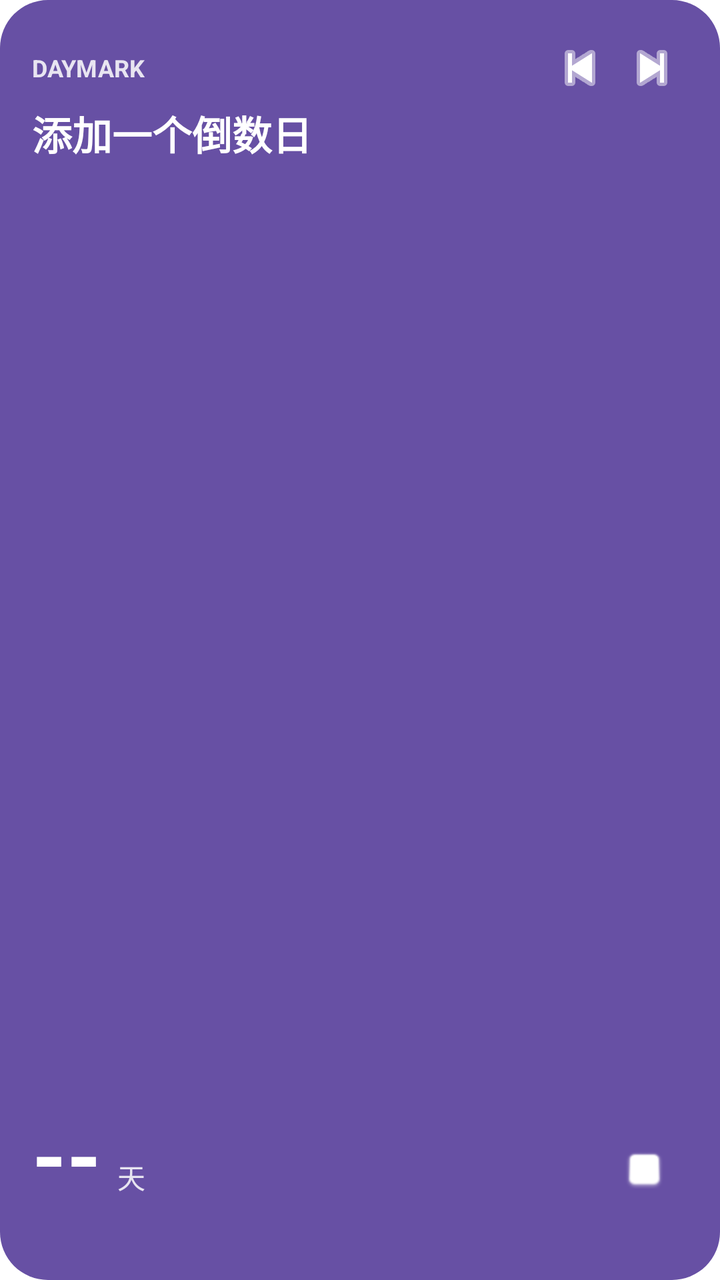
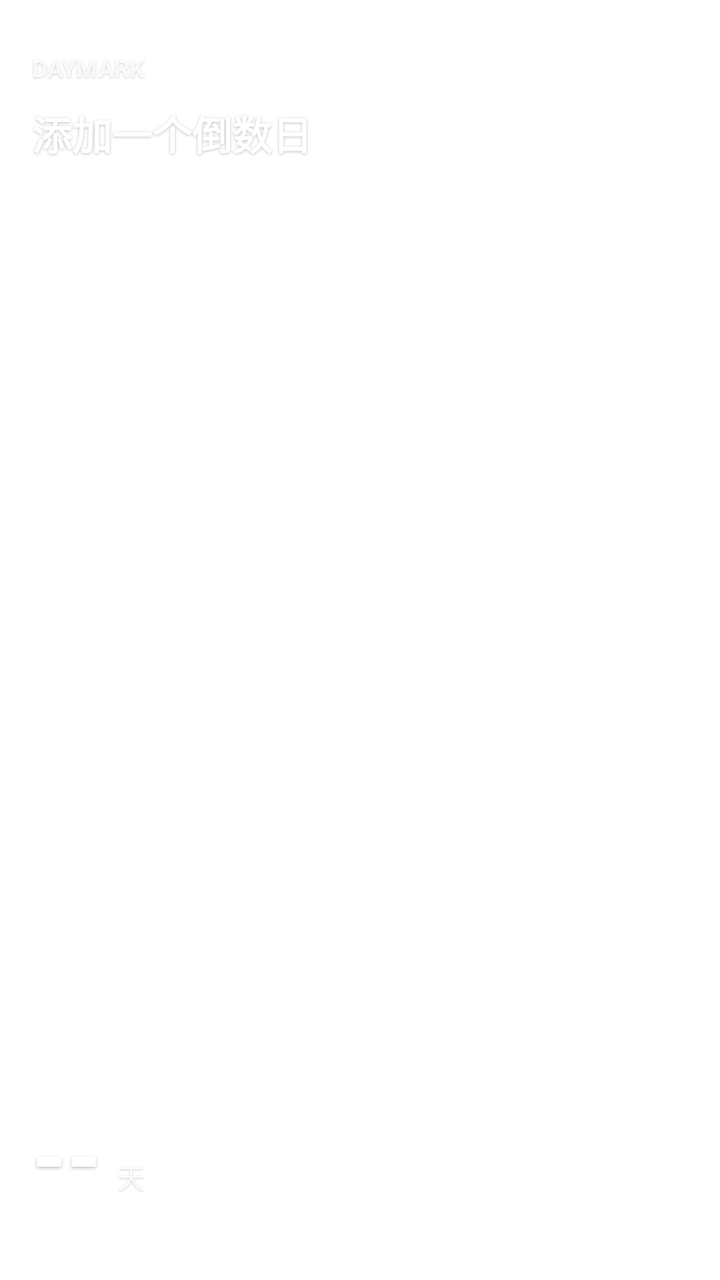

Two renders of the same Android screen: before a commit and after it. Below are the layout's source before the change and the commit's diff.
<!-- AndroidManifest.xml: fallback theme Theme.MaterialComponents.DayNight.NoActionBar -->
<!-- res/layout/daymark_widget.xml -->
<?xml version="1.0" encoding="utf-8"?>
<LinearLayout xmlns:android="http://schemas.android.com/apk/res/android"
    android:id="@+id/widget_root"
    android:layout_width="match_parent"
    android:layout_height="match_parent"
    android:background="@drawable/daymark_widget_background"
    android:gravity="center_vertical"
    android:orientation="vertical"
    android:padding="16dp">

    <LinearLayout
        android:layout_width="match_parent"
        android:layout_height="wrap_content"
        android:gravity="center_vertical"
        android:orientation="horizontal">
        <TextView
            android:id="@+id/widget_category"
            android:layout_width="0dp"
            android:layout_height="wrap_content"
            android:layout_weight="1"
            android:maxLines="1"
            android:text="DAYMARK"
            android:textColor="#D9FFFFFF"
            android:textSize="12sp"
            android:textStyle="bold" />
        <ImageButton
            android:id="@+id/widget_previous"
            android:layout_width="36dp"
            android:layout_height="36dp"
            android:background="@android:color/transparent"
            android:contentDescription="上一个事件"
            android:src="@android:drawable/ic_media_previous"
            android:tint="#FFFFFFFF" />
        <ImageButton
            android:id="@+id/widget_next"
            android:layout_width="36dp"
            android:layout_height="36dp"
            android:background="@android:color/transparent"
            android:contentDescription="下一个事件"
            android:src="@android:drawable/ic_media_next"
            android:tint="#FFFFFFFF" />
    </LinearLayout>

    <TextView
        android:id="@+id/widget_title"
        android:layout_width="match_parent"
        android:layout_height="wrap_content"
        android:ellipsize="end"
        android:maxLines="1"
        android:text="添加一个倒数日"
        android:textColor="#FFFFFFFF"
        android:textSize="20sp"
        android:textStyle="bold" />

    <LinearLayout
        android:layout_width="match_parent"
        android:layout_height="0dp"
        android:layout_weight="1"
        android:gravity="bottom|center_vertical"
        android:orientation="horizontal">
        <TextView
            android:id="@+id/widget_days"
            android:layout_width="wrap_content"
            android:layout_height="wrap_content"
            android:text="--"
            android:textColor="#FFFFFFFF"
            android:textSize="44sp"
            android:textStyle="bold" />
        <TextView
            android:id="@+id/widget_unit"
            android:layout_width="0dp"
            android:layout_height="wrap_content"
            android:layout_marginStart="8dp"
            android:layout_weight="1"
            android:paddingBottom="6dp"
            android:text="天"
            android:textColor="#D9FFFFFF"
            android:textSize="14sp" />
        <ImageButton
            android:id="@+id/widget_complete"
            android:layout_width="44dp"
            android:layout_height="44dp"
            android:background="@android:color/transparent"
            android:contentDescription="标记完成"
            android:src="@android:drawable/checkbox_off_background"
            android:tint="#FFFFFFFF" />
    </LinearLayout>

    <TextView
        android:id="@+id/widget_note"
        android:layout_width="match_parent"
        android:layout_height="wrap_content"
        android:ellipsize="end"
        android:maxLines="1"
        android:textColor="#D9FFFFFF"
        android:textSize="13sp" />
</LinearLayout>
<!-- resources referenced by this layout -->
<resources>
  <!-- drawable daymark_widget_background (drawable) -->
  <?xml version="1.0" encoding="utf-8"?>
  <shape xmlns:android="http://schemas.android.com/apk/res/android" android:shape="rectangle">
      <solid android:color="#6750A4" />
      <corners android:radius="24dp" />
      <padding android:left="16dp" android:top="14dp" android:right="16dp" android:bottom="14dp" />
  </shape>
</resources>

<!-- the commit's change to res/layout/daymark_widget.xml (unified diff, before → after) -->
@@ -1,97 +1,153 @@
 <?xml version="1.0" encoding="utf-8"?>
-<LinearLayout xmlns:android="http://schemas.android.com/apk/res/android"
+<FrameLayout xmlns:android="http://schemas.android.com/apk/res/android"
     android:id="@+id/widget_root"
     android:layout_width="match_parent"
-    android:layout_height="match_parent"
-    android:background="@drawable/daymark_widget_background"
-    android:gravity="center_vertical"
-    android:orientation="vertical"
-    android:padding="16dp">
+    android:layout_height="match_parent">
+
+    <ImageView
+        android:id="@+id/widget_backdrop"
+        android:layout_width="match_parent"
+        android:layout_height="match_parent"
+        android:contentDescription="@null"
+        android:importantForAccessibility="no"
+        android:scaleType="fitXY" />
+
+    <View
+        android:id="@+id/widget_scrim"
+        android:layout_width="match_parent"
+        android:layout_height="match_parent"
+        android:background="@drawable/daymark_widget_scrim"
+        android:visibility="gone" />
 
     <LinearLayout
+        android:id="@+id/widget_content"
         android:layout_width="match_parent"
-        android:layout_height="wrap_content"
+        android:layout_height="match_parent"
         android:gravity="center_vertical"
-        android:orientation="horizontal">
+        android:orientation="vertical"
+        android:padding="16dp">
+
+        <LinearLayout
+            android:layout_width="match_parent"
+            android:layout_height="wrap_content"
+            android:gravity="center_vertical"
+            android:orientation="horizontal">
+            <TextView
+                android:id="@+id/widget_category"
+                android:layout_width="0dp"
+                android:layout_height="wrap_content"
+                android:layout_weight="1"
+                android:ellipsize="end"
+                android:maxLines="1"
+                android:shadowColor="#33000000"
+                android:shadowDx="0"
+                android:shadowDy="1"
+                android:shadowRadius="2"
+                android:text="DAYMARK"
+                android:textColor="#D9FFFFFF"
+                android:textSize="12sp"
+                android:textStyle="bold" />
+            <TextView
+                android:id="@+id/widget_holiday_badge"
+                android:layout_width="wrap_content"
+                android:layout_height="wrap_content"
+                android:layout_marginStart="8dp"
+                android:background="@drawable/daymark_holiday_badge"
+                android:paddingStart="8dp"
+                android:paddingTop="2dp"
+                android:paddingEnd="8dp"
+                android:paddingBottom="2dp"
+                android:text="圣诞"
+                android:textColor="#FFFFFFFF"
+                android:textSize="11sp"
+                android:textStyle="bold"
+                android:visibility="gone" />
+            <ImageButton
+                android:id="@+id/widget_previous"
+                android:layout_width="36dp"
+                android:layout_height="36dp"
+                android:background="@android:color/transparent"
+                android:contentDescription="上一个事件"
+                android:src="@android:drawable/ic_media_previous"
+                android:tint="#FFFFFFFF" />
+            <ImageButton
+                android:id="@+id/widget_next"
+                android:layout_width="36dp"
+                android:layout_height="36dp"
+                android:background="@android:color/transparent"
+                android:contentDescription="下一个事件"
+                android:src="@android:drawable/ic_media_next"
+                android:tint="#FFFFFFFF" />
+        </LinearLayout>
+
         <TextView
-            android:id="@+id/widget_category"
-            android:layout_width="0dp"
+            android:id="@+id/widget_title"
+            android:layout_width="match_parent"
             android:layout_height="wrap_content"
+            android:ellipsize="end"
+            android:maxLines="1"
+            android:shadowColor="#40000000"
+            android:shadowDx="0"
+            android:shadowDy="1"
+            android:shadowRadius="3"
+            android:text="添加一个倒数日"
+            android:textColor="#FFFFFFFF"
+            android:textSize="20sp"
+            android:textStyle="bold" />
+
+        <LinearLayout
+            android:layout_width="match_parent"
+            android:layout_height="0dp"
             android:layout_weight="1"
+            android:gravity="bottom|center_vertical"
+            android:orientation="horizontal">
+            <TextView
+                android:id="@+id/widget_days"
+                android:layout_width="wrap_content"
+                android:layout_height="wrap_content"
+                android:shadowColor="#40000000"
+                android:shadowDx="0"
+                android:shadowDy="2"
+                android:shadowRadius="4"
+                android:text="--"
+                android:textColor="#FFFFFFFF"
+                android:textSize="44sp"
+                android:textStyle="bold" />
+            <TextView
+                android:id="@+id/widget_unit"
+                android:layout_width="0dp"
+                android:layout_height="wrap_content"
+                android:layout_marginStart="8dp"
+                android:layout_weight="1"
+                android:paddingBottom="6dp"
+                android:shadowColor="#33000000"
+                android:shadowDx="0"
+                android:shadowDy="1"
+                android:shadowRadius="2"
+                android:text="天"
+                android:textColor="#D9FFFFFF"
+                android:textSize="14sp" />
+            <ImageButton
+                android:id="@+id/widget_complete"
+                android:layout_width="44dp"
+                android:layout_height="44dp"
+                android:background="@android:color/transparent"
+                android:contentDescription="标记完成"
+                android:src="@android:drawable/checkbox_off_background"
+                android:tint="#FFFFFFFF" />
+        </LinearLayout>
+
+        <TextView
+            android:id="@+id/widget_note"
+            android:layout_width="match_parent"
+            android:layout_height="wrap_content"
+            android:ellipsize="end"
             android:maxLines="1"
-            android:text="DAYMARK"
+            android:shadowColor="#33000000"
+            android:shadowDx="0"
+            android:shadowDy="1"
+            android:shadowRadius="2"
             android:textColor="#D9FFFFFF"
-            android:textSize="12sp"
-            android:textStyle="bold" />
-        <ImageButton
-            android:id="@+id/widget_previous"
-            android:layout_width="36dp"
-            android:layout_height="36dp"
-            android:background="@android:color/transparent"
-            android:contentDescription="上一个事件"
-            android:src="@android:drawable/ic_media_previous"
-            android:tint="#FFFFFFFF" />
-        <ImageButton
-            android:id="@+id/widget_next"
-            android:layout_width="36dp"
-            android:layout_height="36dp"
-            android:background="@android:color/transparent"
-            android:contentDescription="下一个事件"
-            android:src="@android:drawable/ic_media_next"
-            android:tint="#FFFFFFFF" />
+            android:textSize="13sp" />
     </LinearLayout>
-
-    <TextView
-        android:id="@+id/widget_title"
-        android:layout_width="match_parent"
-        android:layout_height="wrap_content"
-        android:ellipsize="end"
-        android:maxLines="1"
-        android:text="添加一个倒数日"
-        android:textColor="#FFFFFFFF"
-        android:textSize="20sp"
-        android:textStyle="bold" />
-
-    <LinearLayout
-        android:layout_width="match_parent"
-        android:layout_height="0dp"
-        android:layout_weight="1"
-        android:gravity="bottom|center_vertical"
-        android:orientation="horizontal">
-        <TextView
-            android:id="@+id/widget_days"
-            android:layout_width="wrap_content"
-            android:layout_height="wrap_content"
-            android:text="--"
-            android:textColor="#FFFFFFFF"
-            android:textSize="44sp"
-            android:textStyle="bold" />
-        <TextView
-            android:id="@+id/widget_unit"
-            android:layout_width="0dp"
-            android:layout_height="wrap_content"
-            android:layout_marginStart="8dp"
-            android:layout_weight="1"
-            android:paddingBottom="6dp"
-            android:text="天"
-            android:textColor="#D9FFFFFF"
-            android:textSize="14sp" />
-        <ImageButton
-            android:id="@+id/widget_complete"
-            android:layout_width="44dp"
-            android:layout_height="44dp"
-            android:background="@android:color/transparent"
-            android:contentDescription="标记完成"
-            android:src="@android:drawable/checkbox_off_background"
-            android:tint="#FFFFFFFF" />
-    </LinearLayout>
-
-    <TextView
-        android:id="@+id/widget_note"
-        android:layout_width="match_parent"
-        android:layout_height="wrap_content"
-        android:ellipsize="end"
-        android:maxLines="1"
-        android:textColor="#D9FFFFFF"
-        android:textSize="13sp" />
-</LinearLayout>
+</FrameLayout>
<!-- resource entries referenced after the edit -->
@@ -1,11 +1,23 @@
 <!-- resources referenced by this layout -->
 <resources>
-  <!-- drawable daymark_widget_background (drawable) -->
+  <!-- drawable daymark_holiday_badge (drawable) -->
   <?xml version="1.0" encoding="utf-8"?>
-  <shape xmlns:android="http://schemas.android.com/apk/res/android" android:shape="rectangle">
-      <solid android:color="#6750A4" />
-      <corners android:radius="24dp" />
-      <padding android:left="16dp" android:top="14dp" android:right="16dp" android:bottom="14dp" />
+  <shape xmlns:android="http://schemas.android.com/apk/res/android"
+      android:shape="rectangle">
+      <solid android:color="#33000000" />
+      <corners android:radius="999dp" />
+      <stroke
+          android:width="1dp"
+          android:color="#59FFFFFF" />
+  </shape>
+  <!-- drawable daymark_widget_scrim (drawable) -->
+  <?xml version="1.0" encoding="utf-8"?>
+  <shape xmlns:android="http://schemas.android.com/apk/res/android"
+      android:shape="rectangle">
+      <gradient
+          android:angle="270"
+          android:endColor="#66000000"
+          android:startColor="#00000000" />
   </shape>
 </resources>
 
